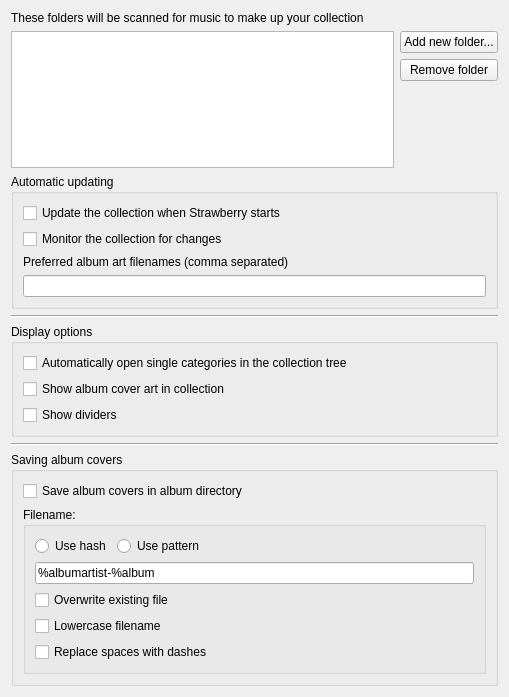
Before: the Qt Designer form src/settings/collectionsettingspage.ui in strawberrymusicplayer/strawberry, drawn with Qt 5.
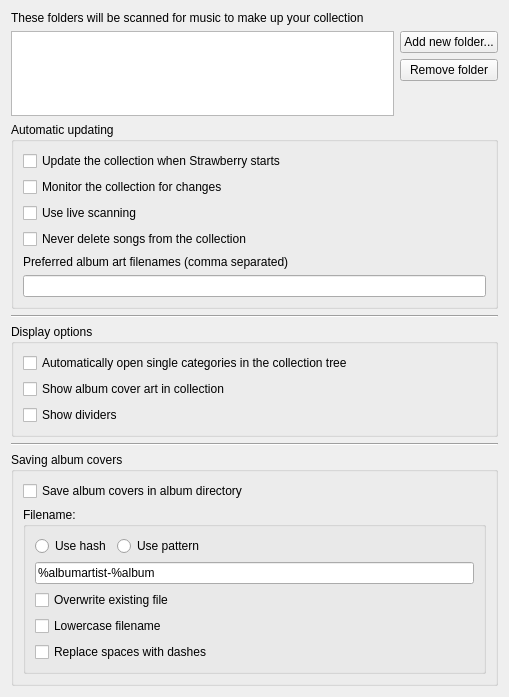
After: the same form once the commit is applied.

Commit message: Add live scanning (#199)

```diff
--- a/src/settings/collectionsettingspage.ui
+++ b/src/settings/collectionsettingspage.ui
@@ -92,6 +92,20 @@
         </property>
        </widget>
       </item>
+      <item>
+       <widget class="QCheckBox" name="live_scanning">
+        <property name="text">
+         <string>Use live scanning</string>
+        </property>
+       </widget>
+      </item>
+      <item>
+       <widget class="QCheckBox" name="prevent_delete">
+        <property name="text">
+         <string>Never delete songs from the collection</string>
+        </property>
+       </widget>
+      </item>
       <item>
        <widget class="QLabel" name="label_preferred_cover_filenames">
         <property name="text">
```
The commit also changes 10 other files.
